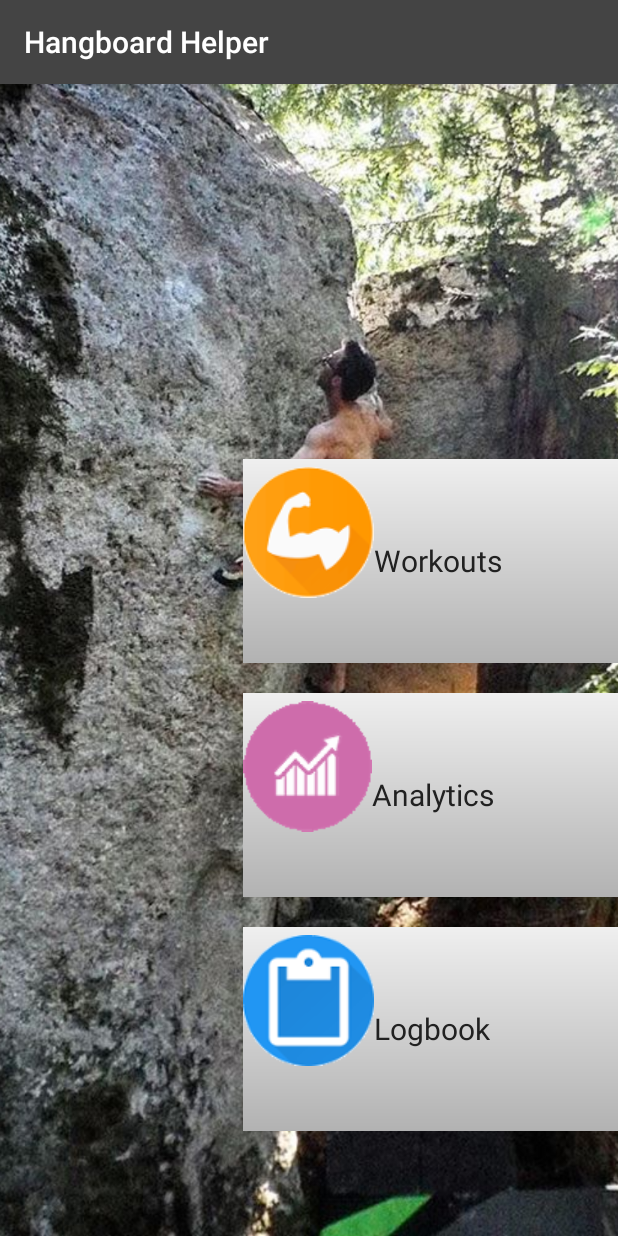
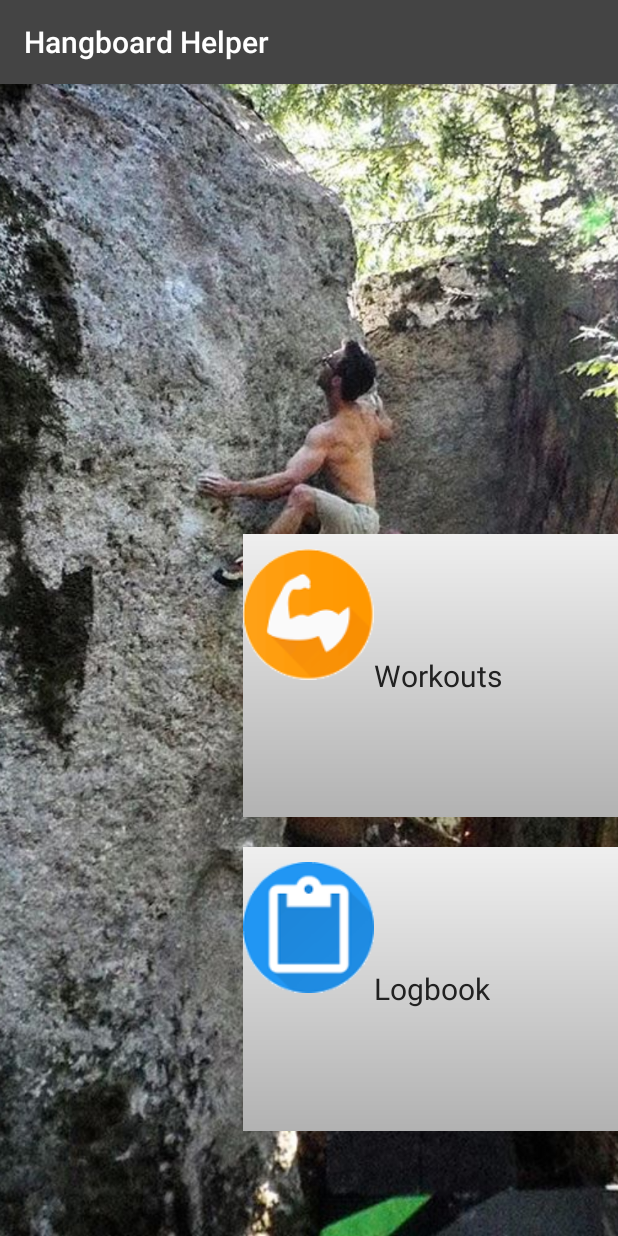
Before and after one commit to MilesAdamson/Climbing-Trainer, an Android app: the screen it shows after launch (MainActivity), on a phone screen of 412 x 824 dp. Run offline under Robolectric (Android 15) with nearby library versions, the phone set to English and light mode, and no system bars; our stand-ins replace AdMob; 3 statements that could not run were skipped.

Commit message:
Added transgression holds and added logbook item selection

```diff
--- a/app/build.gradle
+++ b/app/build.gradle
@@ -26,5 +26,6 @@ dependencies {
     })
     compile 'com.android.support:appcompat-v7:25.3.1'
     compile 'com.google.android.gms:play-services-ads:10.2.6'
+    compile 'com.android.support.constraint:constraint-layout:1.0.2'
     testCompile 'junit:junit:4.12'
 }
--- a/app/src/main/java/com/nointelligence/miles/climbharder_hangboard/MainActivity.java
+++ b/app/src/main/java/com/nointelligence/miles/climbharder_hangboard/MainActivity.java
@@ -84,10 +84,6 @@ public class MainActivity extends AppCompatActivity {
                 selectedActivity = new Intent(this, Logbook.class);
                 break;
 
-            case R.id.layoutAnalytics:
-                selectedActivity = new Intent(this, Analytics.class);
-                break;
-
         }
         startActivity(selectedActivity);
     }
--- a/app/src/main/java/com/nointelligence/miles/climbharder_hangboard/WorkoutList.java
+++ b/app/src/main/java/com/nointelligence/miles/climbharder_hangboard/WorkoutList.java
@@ -1,6 +1,5 @@
 package com.nointelligence.miles.climbharder_hangboard;
 
-import com.google.android.gms.ads.AdListener;
 import com.google.android.gms.ads.AdRequest;
 import com.google.android.gms.ads.AdView;
 
@@ -49,7 +48,7 @@ public class WorkoutList extends AppCompatActivity {
             @Override
             public void onItemClick(AdapterView<?> parent, View view, int position, long arg3) {
                 name = (String) (listView.getItemAtPosition(position));
-                askForAd();
+                askToStart();
             }
         });
 
@@ -159,7 +158,7 @@ public class WorkoutList extends AppCompatActivity {
         }
     }
 
-    private void askForAd(){
+    private void askToStart(){
         AlertDialog alertDialog = new AlertDialog.Builder(WorkoutList.this).create();
         alertDialog.setMessage("Start this workout?");
 
--- a/app/src/main/res/layout/activity_logbook.xml
+++ b/app/src/main/res/layout/activity_logbook.xml
@@ -6,7 +6,6 @@
     android:layout_height="match_parent"
     tools:context="com.nointelligence.miles.climbharder_hangboard.Logbook">
 
-    <!-- view for AdMob Banner Ad -->
     <ListView
         android:layout_width="match_parent"
         android:layout_height="match_parent"
--- a/app/src/main/res/layout/activity_main.xml
+++ b/app/src/main/res/layout/activity_main.xml
@@ -18,14 +18,14 @@
         android:gravity="top"
         android:orientation="vertical"
         android:paddingBottom="50dp"
-        android:paddingTop="250dp"
+        android:paddingTop="300dp"
         android:scaleType="centerCrop"
         android:src="@drawable/background_image1">
 
         <LinearLayout
             android:id="@+id/layoutWorkouts"
             android:layout_width="250dp"
-            android:layout_height="100dp"
+            android:layout_height="40dp"
             android:layout_marginBottom="20dp"
             android:layout_weight="1"
             android:layout_gravity="end"
@@ -37,8 +37,8 @@
             <ImageView
                 android:layout_width="wrap_content"
                 android:layout_height="wrap_content"
-                android:layout_marginBottom="5dp"
-                android:layout_marginTop="5dp"
+                android:layout_marginBottom="10dp"
+                android:layout_marginTop="10dp"
                 ads:srcCompat="@drawable/workout" />
 
             <TextView
@@ -52,37 +52,9 @@
         </LinearLayout>
 
         <LinearLayout
-            android:id="@+id/layoutAnalytics"
-            android:layout_width="250dp"
-            android:layout_height="100dp"
-            android:layout_gravity="end"
-            android:layout_marginBottom="20dp"
-            android:layout_weight="1"
-            android:background="@drawable/grey_gradient"
-            android:onClick="changeActivity"
-            android:orientation="horizontal"
-            android:paddingRight="20dp">
-
-            <ImageView
-                android:layout_width="wrap_content"
-                android:layout_height="wrap_content"
-                android:layout_marginBottom="5dp"
-                android:layout_marginTop="5dp"
-                ads:srcCompat="@drawable/analytics" />
-
-            <TextView
-                android:layout_width="wrap_content"
-                android:layout_height="wrap_content"
-                android:textColor="@color/colorPrimaryDark"
-                android:layout_gravity="center"
-                android:text="@string/analytics_label"
-                android:textSize="20dp" />
-        </LinearLayout>
-
-        <LinearLayout
             android:id="@+id/layoutLogbook"
             android:layout_width="250dp"
-            android:layout_height="100dp"
+            android:layout_height="40dp"
             android:layout_marginBottom="20dp"
             android:layout_weight="1"
             android:layout_gravity="end"
@@ -94,8 +66,8 @@
             <ImageView
                 android:layout_width="wrap_content"
                 android:layout_height="wrap_content"
-                android:layout_marginBottom="5dp"
-                android:layout_marginTop="5dp"
+                android:layout_marginBottom="10dp"
+                android:layout_marginTop="10dp"
                 ads:srcCompat="@drawable/logbook" />
 
             <TextView
--- a/app/src/main/res/layout/activity_workout.xml
+++ b/app/src/main/res/layout/activity_workout.xml
@@ -6,8 +6,6 @@
     android:background="@color/colorPrimary"
     android:keepScreenOn="true"
     tools:context="com.nointelligence.miles.climbharder_hangboard.Workout">
-
-    <!-- view for AdMob Banner Ad -->
 
     <LinearLayout
         android:layout_width="match_parent"
--- a/app/src/main/res/layout/activity_workout_list.xml
+++ b/app/src/main/res/layout/activity_workout_list.xml
@@ -6,12 +6,10 @@
     android:layout_height="match_parent"
     tools:context="com.nointelligence.miles.climbharder_hangboard.WorkoutList">
 
-    <!-- view for AdMob Banner Ad -->
-
     <LinearLayout
         android:layout_width="match_parent"
         android:layout_height="match_parent"
-        android:background="@color/colorPrimary"
+        android:background="@color/colorLight"
         android:orientation="vertical">
 
         <ListView
@@ -19,7 +17,6 @@
             android:longClickable="true"
             android:layout_width="match_parent"
             android:layout_height="match_parent"
-            android:layout_marginBottom="50dp"
             android:layout_weight="1"/>
 
     </LinearLayout>
--- a/app/src/main/res/layout/workout_list_item.xml
+++ b/app/src/main/res/layout/workout_list_item.xml
@@ -9,6 +9,6 @@
         android:textColor="@color/colorPrimaryDark"
         android:layout_width="fill_parent"
         android:layout_height="wrap_content"
-        android:layout_gravity="center"
-        android:textSize="40dp"/>
+        android:gravity="center"
+        android:textSize="35dp"/>
 </LinearLayout>
```
Also changed, not shown: app/src/main/AndroidManifest.xml (+13 -13 lines), app/src/main/java/com/nointelligence/miles/climbharder_hangboard/DatabaseHelper.java (+18 -6 lines), app/src/main/java/com/nointelligence/miles/climbharder_hangboard/EditWorkout.java (+12 -4 lines), app/src/main/java/com/nointelligence/miles/climbharder_hangboard/Logbook.java (+54 -5 lines), app/src/main/res/layout/activity_edit_workout.xml (+4 -5 lines).
